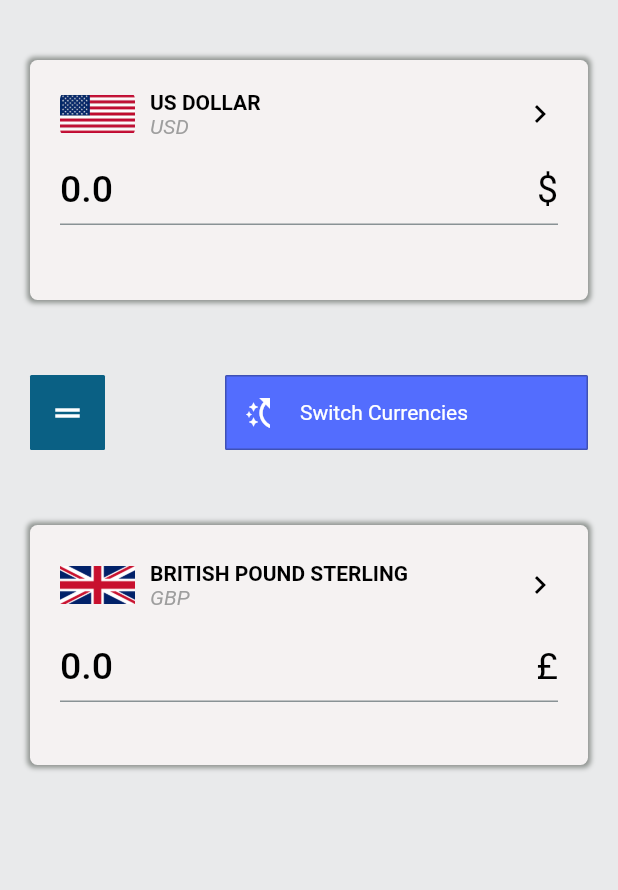
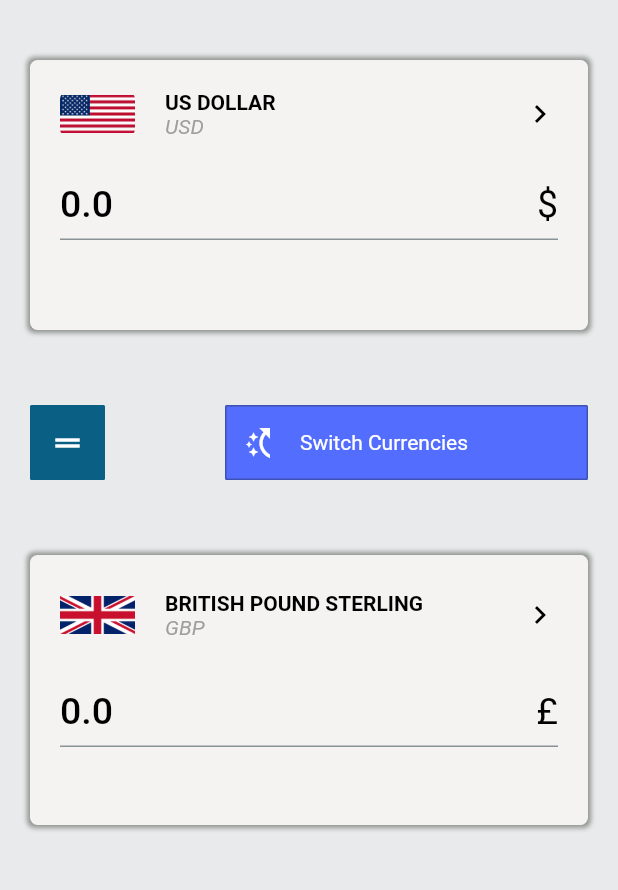
Before and after one commit to notrayo/currency-converter, a Flutter app: the screen it shows after launch, on a phone screen of 412 x 824 dp, the part 84-974 px from its top. Run offline on Flutter 3.47's test engine with Material 2 defaults, Android fonts, the phone set to English and light mode, and no system bars.

Commit message:
added images

```diff
--- a/lib/Screens/home_screen.dart
+++ b/lib/Screens/home_screen.dart
@@ -24,7 +24,7 @@ class _HomeScreenState extends State<HomeScreen> {
                     height: 20,
                   ),
                   Container(
-                    height: 160,
+                    height: 180,
                     decoration: BoxDecoration(
                         color: const Color.fromARGB(255, 245, 242, 242),
                         borderRadius: BorderRadius.circular(5),
@@ -49,7 +49,7 @@ class _HomeScreenState extends State<HomeScreen> {
                                 ),
                               ),
                               const SizedBox(
-                                width: 10,
+                                width: 20,
                               ),
                               Expanded(
                                 child: Column(
@@ -77,7 +77,7 @@ class _HomeScreenState extends State<HomeScreen> {
                             ],
                           ),
                           const SizedBox(
-                            height: 10,
+                            height: 20,
                           ),
                           const TextField(
                             style: TextStyle(color: Colors.black, fontSize: 25),
@@ -154,7 +154,7 @@ class _HomeScreenState extends State<HomeScreen> {
                     height: 50,
                   ),
                   Container(
-                    height: 160,
+                    height: 180,
                     decoration: BoxDecoration(
                         color: const Color.fromARGB(255, 245, 242, 242),
                         borderRadius: BorderRadius.circular(5),
@@ -179,7 +179,7 @@ class _HomeScreenState extends State<HomeScreen> {
                                 ),
                               ),
                               const SizedBox(
-                                width: 10,
+                                width: 20,
                               ),
                               Expanded(
                                 child: Column(
@@ -207,7 +207,7 @@ class _HomeScreenState extends State<HomeScreen> {
                             ],
                           ),
                           const SizedBox(
-                            height: 10,
+                            height: 20,
                           ),
                           const TextField(
                             style: TextStyle(color: Colors.black, fontSize: 25),
```
Also changed, not shown: pubspec.yaml (+9 -0 lines), assets/images/canada.png (added), assets/images/euro.png (added), assets/images/india.png (added), assets/images/kenya.png (added), assets/images/naija.png (added), assets/images/south africa.jpeg (added), assets/images/yen.png (added).
